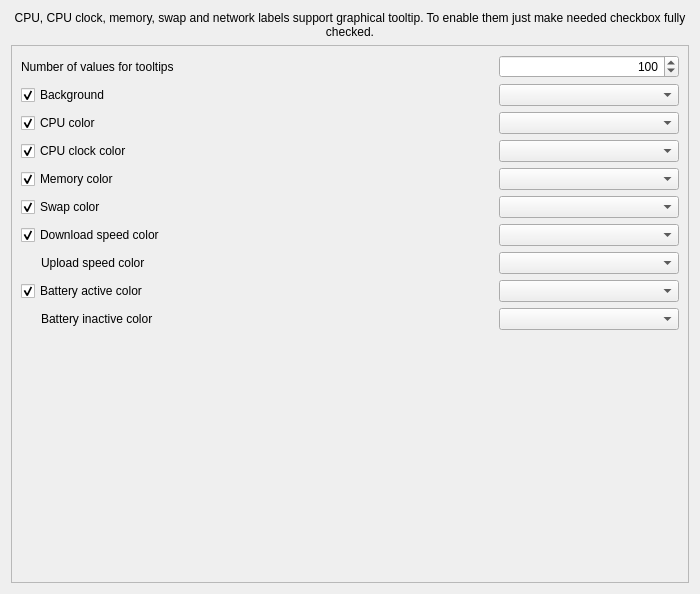
The window that sources/awesome-widget/tooltipconfig.ui (arcan1s/awesome-widgets) describes before a commit, drawn with Qt 5.
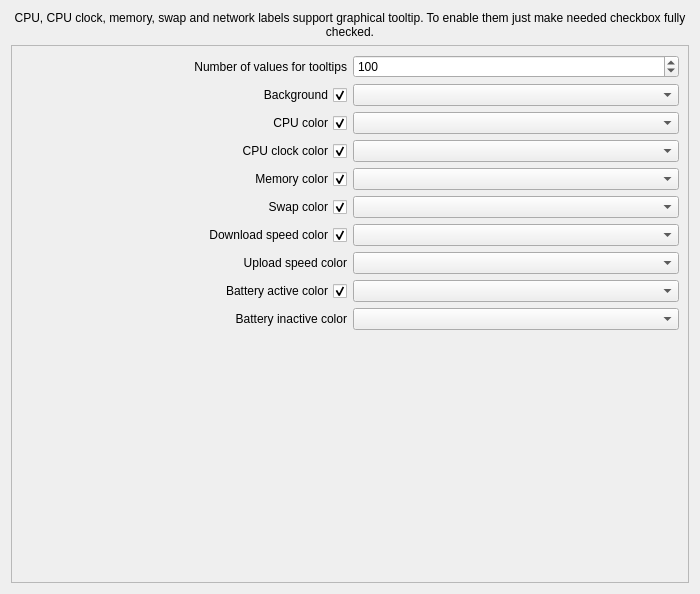
The same window after the commit. Custom widgets are drawn as their Qt base class.

Commit message: rewrite all ui interfaces t oKDE standards

Diff of the .ui file:
```diff
--- a/sources/awesome-widget/tooltipconfig.ui
+++ b/sources/awesome-widget/tooltipconfig.ui
@@ -64,41 +64,16 @@
         <layout class="QHBoxLayout" name="layout_tooltipNum">
          <item>
           <widget class="QLabel" name="label_tooltipNum">
-           <property name="minimumSize">
-            <size>
-             <width>200</width>
-             <height>0</height>
-            </size>
-           </property>
            <property name="text">
             <string>Number of values for tooltips</string>
            </property>
+           <property name="alignment">
+            <set>Qt::AlignRight|Qt::AlignTrailing|Qt::AlignVCenter</set>
+           </property>
           </widget>
          </item>
-         <item>
-          <spacer name="spacer_tooltipNum">
-           <property name="orientation">
-            <enum>Qt::Horizontal</enum>
-           </property>
-           <property name="sizeHint" stdset="0">
-            <size>
-             <width>40</width>
-             <height>19</height>
-            </size>
-           </property>
-          </spacer>
-         </item>
          <item>
           <widget class="QSpinBox" name="spinBox_tooltipNum">
-           <property name="minimumSize">
-            <size>
-             <width>180</width>
-             <height>0</height>
-            </size>
-           </property>
-           <property name="alignment">
-            <set>Qt::AlignRight|Qt::AlignTrailing|Qt::AlignVCenter</set>
-           </property>
            <property name="minimum">
             <number>50</number>
            </property>
@@ -119,11 +94,8 @@
         <layout class="QHBoxLayout" name="layout_background">
          <item>
           <widget class="QCheckBox" name="checkBox_background">
-           <property name="minimumSize">
-            <size>
-             <width>200</width>
-             <height>0</height>
-            </size>
+           <property name="layoutDirection">
+            <enum>Qt::RightToLeft</enum>
            </property>
            <property name="text">
             <string>Background</string>
@@ -134,27 +106,7 @@
           </widget>
          </item>
          <item>
-          <spacer name="spacer_background">
-           <property name="orientation">
-            <enum>Qt::Horizontal</enum>
-           </property>
-           <property name="sizeHint" stdset="0">
-            <size>
-             <width>40</width>
-             <height>20</height>
-            </size>
-           </property>
-          </spacer>
-         </item>
-         <item>
-          <widget class="KColorCombo" name="kcolorcombo_background">
-           <property name="minimumSize">
-            <size>
-             <width>180</width>
-             <height>0</height>
-            </size>
-           </property>
-          </widget>
+          <widget class="KColorCombo" name="kcolorcombo_background"/>
          </item>
         </layout>
        </item>
@@ -162,11 +114,8 @@
         <layout class="QHBoxLayout" name="layout_cpuColor">
          <item>
           <widget class="QCheckBox" name="checkBox_cpu">
-           <property name="minimumSize">
-            <size>
-             <width>200</width>
-             <height>0</height>
-            </size>
+           <property name="layoutDirection">
+            <enum>Qt::RightToLeft</enum>
            </property>
            <property name="text">
             <string>CPU color</string>
@@ -177,27 +126,7 @@
           </widget>
          </item>
          <item>
-          <spacer name="spacer_cpuColor">
-           <property name="orientation">
-            <enum>Qt::Horizontal</enum>
-           </property>
-           <property name="sizeHint" stdset="0">
-            <size>
-             <width>40</width>
-             <height>20</height>
-            </size>
-           </property>
-          </spacer>
-         </item>
-         <item>
-          <widget class="KColorCombo" name="kcolorcombo_cpu">
-           <property name="minimumSize">
-            <size>
-             <width>180</width>
-             <height>0</height>
-            </size>
-           </property>
-          </widget>
+          <widget class="KColorCombo" name="kcolorcombo_cpu"/>
          </item>
         </layout>
        </item>
@@ -205,11 +134,8 @@
         <layout class="QHBoxLayout" name="layout_cpuclockColor">
          <item>
           <widget class="QCheckBox" name="checkBox_cpuclock">
-           <property name="minimumSize">
-            <size>
-             <width>200</width>
-             <height>0</height>
-            </size>
+           <property name="layoutDirection">
+            <enum>Qt::RightToLeft</enum>
            </property>
            <property name="text">
             <string>CPU clock color</string>
@@ -220,27 +146,7 @@
           </widget>
          </item>
          <item>
-          <spacer name="spacer_cpuclockColor">
-           <property name="orientation">
-            <enum>Qt::Horizontal</enum>
-           </property>
-           <property name="sizeHint" stdset="0">
-            <size>
-             <width>40</width>
-             <height>20</height>
-            </size>
-           </property>
-          </spacer>
-         </item>
-         <item>
-          <widget class="KColorCombo" name="kcolorcombo_cpuclock">
-           <property name="minimumSize">
-            <size>
-             <width>180</width>
-             <height>0</height>
-            </size>
-           </property>
-          </widget>
+          <widget class="KColorCombo" name="kcolorcombo_cpuclock"/>
          </item>
         </layout>
        </item>
@@ -248,11 +154,8 @@
         <layout class="QHBoxLayout" name="layout_memColor">
          <item>
           <widget class="QCheckBox" name="checkBox_mem">
-           <property name="minimumSize">
-            <size>
-             <width>200</width>
-             <height>0</height>
-            </size>
+           <property name="layoutDirection">
+            <enum>Qt::RightToLeft</enum>
            </property>
            <property name="text">
             <string>Memory color</string>
@@ -263,27 +166,7 @@
           </widget>
          </item>
          <item>
-          <spacer name="spacer_memColor">
-           <property name="orientation">
-            <enum>Qt::Horizontal</enum>
-           </property>
-           <property name="sizeHint" stdset="0">
-            <size>
-             <width>40</width>
-             <height>20</height>
-            </size>
-           </property>
-          </spacer>
-         </item>
-         <item>
-          <widget class="KColorCombo" name="kcolorcombo_mem">
-           <property name="minimumSize">
-            <size>
-             <width>180</width>
-             <height>0</height>
-            </size>
-           </property>
-          </widget>
+          <widget class="KColorCombo" name="kcolorcombo_mem"/>
          </item>
         </layout>
        </item>
@@ -291,11 +174,8 @@
         <layout class="QHBoxLayout" name="layout_swapColor">
          <item>
           <widget class="QCheckBox" name="checkBox_swap">
-           <property name="minimumSize">
-            <size>
-             <width>200</width>
-             <height>0</height>
-            </size>
+           <property name="layoutDirection">
+            <enum>Qt::RightToLeft</enum>
            </property>
            <property name="text">
             <string>Swap color</string>
@@ -306,27 +186,7 @@
           </widget>
          </item>
          <item>
-          <spacer name="spacer_swapColor">
-           <property name="orientation">
-            <enum>Qt::Horizontal</enum>
-           </property>
-           <property name="sizeHint" stdset="0">
-            <size>
-             <width>40</width>
-             <height>20</height>
-            </size>
-           </property>
-          </spacer>
-         </item>
-         <item>
-          <widget class="KColorCombo" name="kcolorcombo_swap">
-           <property name="minimumSize">
-            <size>
-             <width>180</width>
-             <height>0</height>
-            </size>
-           </property>
-          </widget>
+          <widget class="KColorCombo" name="kcolorcombo_swap"/>
          </item>
         </layout>
        </item>
@@ -334,11 +194,8 @@
         <layout class="QHBoxLayout" name="layout_downColor">
          <item>
           <widget class="QCheckBox" name="checkBox_down">
-           <property name="minimumSize">
-            <size>
-             <width>200</width>
-             <height>0</height>
-            </size>
+           <property name="layoutDirection">
+            <enum>Qt::RightToLeft</enum>
            </property>
            <property name="text">
             <string>Download speed color</string>
@@ -349,83 +206,24 @@
           </widget>
          </item>
          <item>
-          <spacer name="spacer_downColor">
-           <property name="orientation">
-            <enum>Qt::Horizontal</enum>
-           </property>
-           <property name="sizeHint" stdset="0">
-            <size>
-             <width>40</width>
-             <height>20</height>
-            </size>
-           </property>
-          </spacer>
-         </item>
-         <item>
-          <widget class="KColorCombo" name="kcolorcombo_down">
-           <property name="minimumSize">
-            <size>
-             <width>180</width>
-             <height>0</height>
-            </size>
-           </property>
-          </widget>
+          <widget class="KColorCombo" name="kcolorcombo_down"/>
          </item>
         </layout>
        </item>
        <item>
         <layout class="QHBoxLayout" name="layout_upColor">
-         <item>
-          <spacer name="spacer_upColorLeft">
-           <property name="orientation">
-            <enum>Qt::Horizontal</enum>
-           </property>
-           <property name="sizeType">
-            <enum>QSizePolicy::Fixed</enum>
-           </property>
-           <property name="sizeHint" stdset="0">
-            <size>
-             <width>20</width>
-             <height>20</height>
-            </size>
-           </property>
-          </spacer>
-         </item>
          <item>
           <widget class="QLabel" name="label_up">
-           <property name="minimumSize">
-            <size>
-             <width>180</width>
-             <height>0</height>
-            </size>
-           </property>
            <property name="text">
             <string>Upload speed color</string>
            </property>
+           <property name="alignment">
+            <set>Qt::AlignRight|Qt::AlignTrailing|Qt::AlignVCenter</set>
+           </property>
           </widget>
          </item>
          <item>
-          <spacer name="spacer_upColor">
-           <property name="orientation">
-            <enum>Qt::Horizontal</enum>
-           </property>
-           <property name="sizeHint" stdset="0">
-            <size>
-             <width>40</width>
-             <height>20</height>
-            </size>
-           </property>
-          </spacer>
-         </item>
-         <item>
-          <widget class="KColorCombo" name="kcolorcombo_up">
-           <property name="minimumSize">
-            <size>
-             <width>180</width>
-             <height>0</height>
-            </size>
-           </property>
-          </widget>
+          <widget class="KColorCombo" name="kcolorcombo_up"/>
          </item>
         </layout>
        </item>
@@ -433,11 +231,8 @@
         <layout class="QHBoxLayout" name="layout_batteryColor">
          <item>
           <widget class="QCheckBox" name="checkBox_battery">
-           <property name="minimumSize">
-            <size>
-             <width>200</width>
-             <height>0</height>
-            </size>
+           <property name="layoutDirection">
+            <enum>Qt::RightToLeft</enum>
            </property>
            <property name="text">
             <string>Battery active color</string>
@@ -448,83 +243,24 @@
           </widget>
          </item>
          <item>
-          <spacer name="spacer_batteryColor">
-           <property name="orientation">
-            <enum>Qt::Horizontal</enum>
-           </property>
-           <property name="sizeHint" stdset="0">
-            <size>
-             <width>40</width>
-             <height>20</height>
-            </size>
-           </property>
-          </spacer>
-         </item>
-         <item>
-          <widget class="KColorCombo" name="kcolorcombo_battery">
-           <property name="minimumSize">
-            <size>
-             <width>180</width>
-             <height>0</height>
-            </size>
-           </property>
-          </widget>
+          <widget class="KColorCombo" name="kcolorcombo_battery"/>
          </item>
         </layout>
        </item>
        <item>
         <layout class="QHBoxLayout" name="layout_batteryInColor">
-         <item>
-          <spacer name="space_batteryIn">
-           <property name="orientation">
-            <enum>Qt::Horizontal</enum>
-           </property>
-           <property name="sizeType">
-            <enum>QSizePolicy::Fixed</enum>
-           </property>
-           <property name="sizeHint" stdset="0">
-            <size>
-             <width>20</width>
-             <height>20</height>
-            </size>
-           </property>
-          </spacer>
-         </item>
          <item>
           <widget class="QLabel" name="label_batteryIn">
-           <property name="minimumSize">
-            <size>
-             <width>180</width>
-             <height>0</height>
-            </size>
-           </property>
            <property name="text">
             <string>Battery inactive color</string>
            </property>
+           <property name="alignment">
+            <set>Qt::AlignRight|Qt::AlignTrailing|Qt::AlignVCenter</set>
+           </property>
           </widget>
          </item>
          <item>
-          <spacer name="spacer_batteryInColor">
-           <property name="orientation">
-            <enum>Qt::Horizontal</enum>
-           </property>
-           <property name="sizeHint" stdset="0">
-            <size>
-             <width>40</width>
-             <height>20</height>
-            </size>
-           </property>
-          </spacer>
-         </item>
-         <item>
-          <widget class="KColorCombo" name="kcolorcombo_batteryIn">
-           <property name="minimumSize">
-            <size>
-             <width>180</width>
-             <height>0</height>
-            </size>
-           </property>
-          </widget>
+          <widget class="KColorCombo" name="kcolorcombo_batteryIn"/>
          </item>
         </layout>
        </item>
```
The commit also changes 7 other files.
